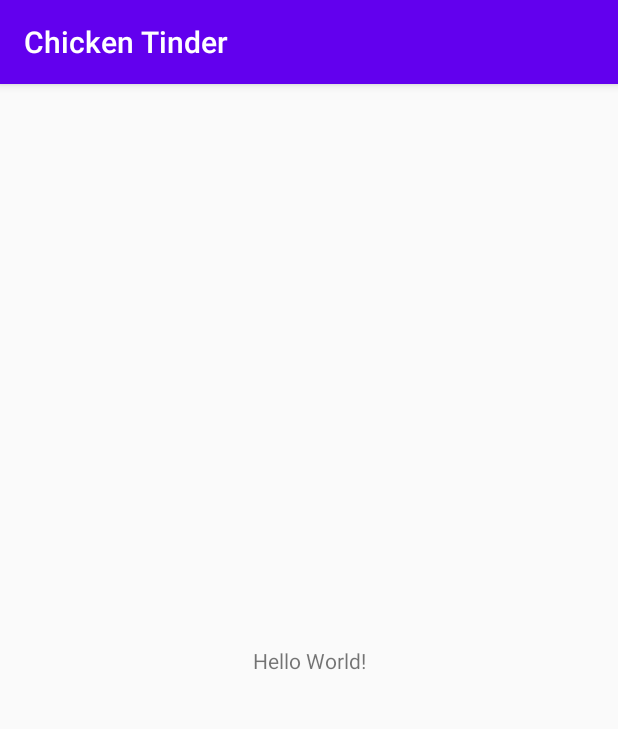
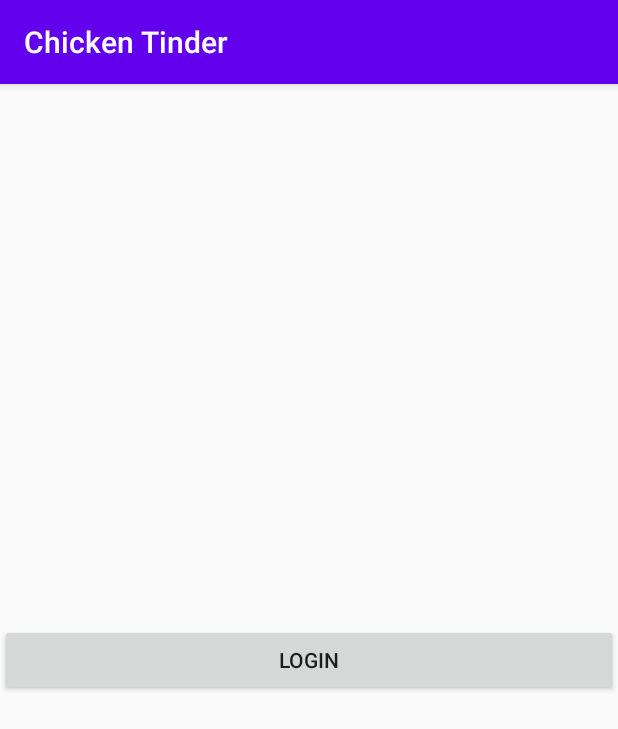
Before and after one commit to BrandonLively/chicken_tinder, an Android app: the screen it shows after launch (MainActivity), on a phone screen of 412 x 824 dp. Shown: the top 729 px of the screen. Run offline under Robolectric (Android 15) with nearby library versions, the phone set to English and light mode, and no system bars.

Commit message:
Basic Nav graph setup with navigation to swipe holder fragment

```diff
--- /dev/null
+++ b/android/app/src/main/java/com/wkdrabbit/chickentinder/MainFragment.kt
@@ -0,0 +1,40 @@
+package com.wkdrabbit.chickentinder
+
+import android.os.Bundle
+import androidx.fragment.app.Fragment
+import android.view.LayoutInflater
+import android.view.View
+import android.view.ViewGroup
+import android.widget.Button
+import androidx.navigation.Navigation
+import androidx.navigation.NavController
+import kotlinx.android.synthetic.main.fragment_main.*
+
+/**
+ * A simple [Fragment] subclass.
+ */
+class MainFragment : Fragment(), View.OnClickListener{
+    override fun onClick(v: View?) {
+        when(v){
+            btn_login -> navController.navigate(R.id.action_mainFragment_to_SwipeHolderFragment)
+        }
+    }
+
+    lateinit var navController: NavController
+
+    override fun onCreateView(
+        inflater: LayoutInflater, container: ViewGroup?,
+        savedInstanceState: Bundle?
+    ): View? {
+        // Inflate the layout for this fragment
+        return inflater.inflate(R.layout.fragment_main, container, false)
+    }
+
+    override fun onViewCreated(view: View, savedInstanceState: Bundle?) {
+        super.onViewCreated(view, savedInstanceState)
+        navController = Navigation.findNavController(view)
+        btn_login.setOnClickListener(this)
+    }
+
+
+}
--- /dev/null
+++ b/android/app/src/main/res/anim/fade_out.xml
@@ -0,0 +1,6 @@
+<set xmlns:android="http://schemas.android.com/apk/res/android">
+    <alpha
+            android:duration="@android:integer/config_mediumAnimTime"
+            android:fromAlpha="1.0"
+            android:toAlpha="0.0"/>
+</set>
--- /dev/null
+++ b/android/app/src/main/res/anim/slide_in_left.xml
@@ -0,0 +1,7 @@
+<?xml version="1.0" encoding="utf-8"?>
+<set xmlns:android="http://schemas.android.com/apk/res/android">
+
+    <translate android:fromXDelta="-100%" android:toXDelta="0%"
+               android:fromYDelta="0%" android:toYDelta="0%"
+               android:duration="400"/>
+</set>
--- /dev/null
+++ b/android/app/src/main/res/anim/slide_in_right.xml
@@ -0,0 +1,7 @@
+<?xml version="1.0" encoding="utf-8"?>
+<set xmlns:android="http://schemas.android.com/apk/res/android">
+
+    <translate android:fromXDelta="100%" android:toXDelta="0%"
+               android:fromYDelta="0%" android:toYDelta="0%"
+               android:duration="400"/>
+</set>
--- /dev/null
+++ b/android/app/src/main/res/anim/slide_out_left.xml
@@ -0,0 +1,7 @@
+<?xml version="1.0" encoding="utf-8"?>
+<set xmlns:android="http://schemas.android.com/apk/res/android">
+
+    <translate android:fromXDelta="0%" android:toXDelta="-100%"
+               android:fromYDelta="0%" android:toYDelta="0%"
+               android:duration="400"/>
+</set>
--- /dev/null
+++ b/android/app/src/main/res/anim/slide_out_right.xml
@@ -0,0 +1,7 @@
+<?xml version="1.0" encoding="utf-8"?>
+<set xmlns:android="http://schemas.android.com/apk/res/android">
+
+    <translate android:fromXDelta="0%" android:toXDelta="100%"
+               android:fromYDelta="0%" android:toYDelta="0%"
+               android:duration="400"/>
+</set>
--- a/android/app/src/main/res/layout/activity_main.xml
+++ b/android/app/src/main/res/layout/activity_main.xml
@@ -6,13 +6,16 @@
     android:layout_height="match_parent"
     tools:context=".MainActivity">
 
-    <TextView
-        android:layout_width="wrap_content"
-        android:layout_height="wrap_content"
-        android:text="Hello World!"
+    <fragment
+        android:id="@+id/nav_host_fragment"
+        android:name="androidx.navigation.fragment.NavHostFragment"
+        android:layout_width="0dp"
+        android:layout_height="0dp"
+        app:layout_constraintTop_toTopOf="parent"
         app:layout_constraintBottom_toBottomOf="parent"
         app:layout_constraintLeft_toLeftOf="parent"
         app:layout_constraintRight_toRightOf="parent"
-        app:layout_constraintTop_toTopOf="parent" />
+        app:defaultNavHost="true"
+        app:navGraph="@navigation/nav_graph"/>
 
 </androidx.constraintlayout.widget.ConstraintLayout>
--- /dev/null
+++ b/android/app/src/main/res/layout/fragment_main.xml
@@ -0,0 +1,22 @@
+<?xml version="1.0" encoding="utf-8"?>
+<androidx.constraintlayout.widget.ConstraintLayout xmlns:android="http://schemas.android.com/apk/res/android"
+    xmlns:tools="http://schemas.android.com/tools"
+    android:layout_width="match_parent"
+    android:layout_height="match_parent"
+    xmlns:app="http://schemas.android.com/apk/res-auto"
+    tools:context=".MainFragment"
+    android:id="@+id/parentLayout">
+
+
+    <Button
+        android:id="@+id/btn_login"
+        android:layout_width="match_parent"
+        android:layout_height="wrap_content"
+        app:layout_constraintLeft_toLeftOf="parent"
+        app:layout_constraintRight_toRightOf="parent"
+        app:layout_constraintTop_toTopOf="parent"
+        app:layout_constraintBottom_toBottomOf="parent"
+        android:text="Login"
+        />
+
+</androidx.constraintlayout.widget.ConstraintLayout>
--- /dev/null
+++ b/android/app/src/main/res/navigation/nav_graph.xml
@@ -0,0 +1,37 @@
+<?xml version="1.0" encoding="utf-8"?>
+<navigation xmlns:android="http://schemas.android.com/apk/res/android"
+    xmlns:app="http://schemas.android.com/apk/res-auto"
+    xmlns:tools="http://schemas.android.com/tools"
+    android:id="@+id/nav_graph"
+    app:startDestination="@id/mainFragment">
+
+    <fragment
+        android:id="@+id/mainFragment"
+        android:name="com.wkdrabbit.chickentinder.MainFragment"
+        android:label="fragment_main"
+        tools:layout="@layout/fragment_main">
+
+        <action
+            android:id="@+id/action_mainFragment_to_SwipeHolderFragment"
+            app:destination="@id/swipeHolderFragment"
+            app:enterAnim="@anim/slide_in_right"
+            app:exitAnim="@anim/slide_out_left"
+            app:popEnterAnim="@anim/slide_in_left"
+            app:popExitAnim="@anim/slide_out_right" />
+    </fragment>
+
+    <fragment
+        android:id="@+id/swipeFragment"
+        android:name="com.wkdrabbit.chickentinder.SwipeFragment"
+        android:label="fragment_swipe"
+        tools:layout="@layout/fragment_swipe">
+    </fragment>
+
+    <fragment
+        android:id="@+id/swipeHolderFragment"
+        android:name="com.wkdrabbit.chickentinder.SwipeFragment"
+        android:label="fragment_swipe_holder"
+        tools:layout="@layout/fragment_swipe_holder">
+    </fragment>
+
+</navigation>
--- a/android/app/src/main/res/values/strings.xml
+++ b/android/app/src/main/res/values/strings.xml
@@ -1,3 +1,6 @@
 <resources>
     <string name="app_name">Chicken Tinder</string>
+
+    <!-- TODO: Remove or change this placeholder text -->
+    <string name="hello_blank_fragment">Hello blank fragment</string>
 </resources>
```
Also changed, not shown: android/app/build.gradle (+8 -0 lines), android/app/src/main/java/com/wkdrabbit/chickentinder/SwipeFragment.kt (added, +22 -0 lines), android/app/src/main/java/com/wkdrabbit/chickentinder/SwipeHolderFragment.kt (added, +22 -0 lines), android/app/src/main/res/anim/fade_in.xml (added, +7 -0 lines), android/app/src/main/res/layout/fragment_swipe.xml (added, +14 -0 lines), android/app/src/main/res/layout/fragment_swipe_holder.xml (added, +14 -0 lines).
